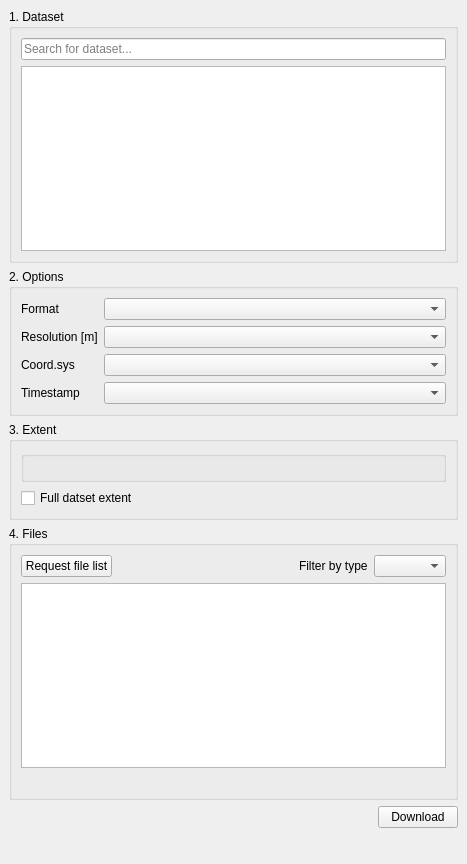
The window that ui/sgd_dockwidget_base.ui (piMoll/swissgeodownloader) describes before a commit, drawn with Qt 5.
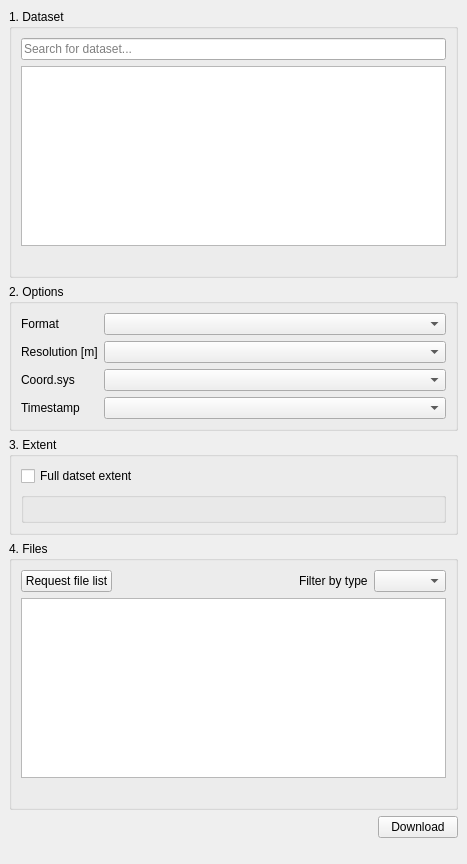
The same window after the commit. Custom widgets are drawn as their Qt base class.

Commit message: Tell user when there are no files available in a dataset. Calculate file size estimate.

```diff
--- a/ui/sgd_dockwidget_base.ui
+++ b/ui/sgd_dockwidget_base.ui
@@ -55,6 +55,13 @@
            </property>
           </widget>
          </item>
+         <item>
+          <widget class="QLabel" name="guiDatasetStatus">
+           <property name="text">
+            <string/>
+           </property>
+          </widget>
+         </item>
         </layout>
        </widget>
       </item>
@@ -128,6 +135,13 @@
          <string>3. Extent</string>
         </property>
         <layout class="QVBoxLayout" name="verticalLayout_2">
+         <item>
+          <widget class="QCheckBox" name="guiFullExtentChbox">
+           <property name="text">
+            <string>Full datset extent</string>
+           </property>
+          </widget>
+         </item>
          <item>
           <widget class="QgsExtentGroupBox" name="guiExtentWidget">
            <property name="titleBase">
@@ -135,17 +149,6 @@
            </property>
           </widget>
          </item>
-         <item>
-          <layout class="QHBoxLayout" name="horizontalLayout_2">
-           <item>
-            <widget class="QCheckBox" name="guiFullExtentChbox">
-             <property name="text">
-              <string>Full datset extent</string>
-             </property>
-            </widget>
-           </item>
-          </layout>
-         </item>
         </layout>
        </widget>
       </item>
```
The commit also changes 3 other files.
